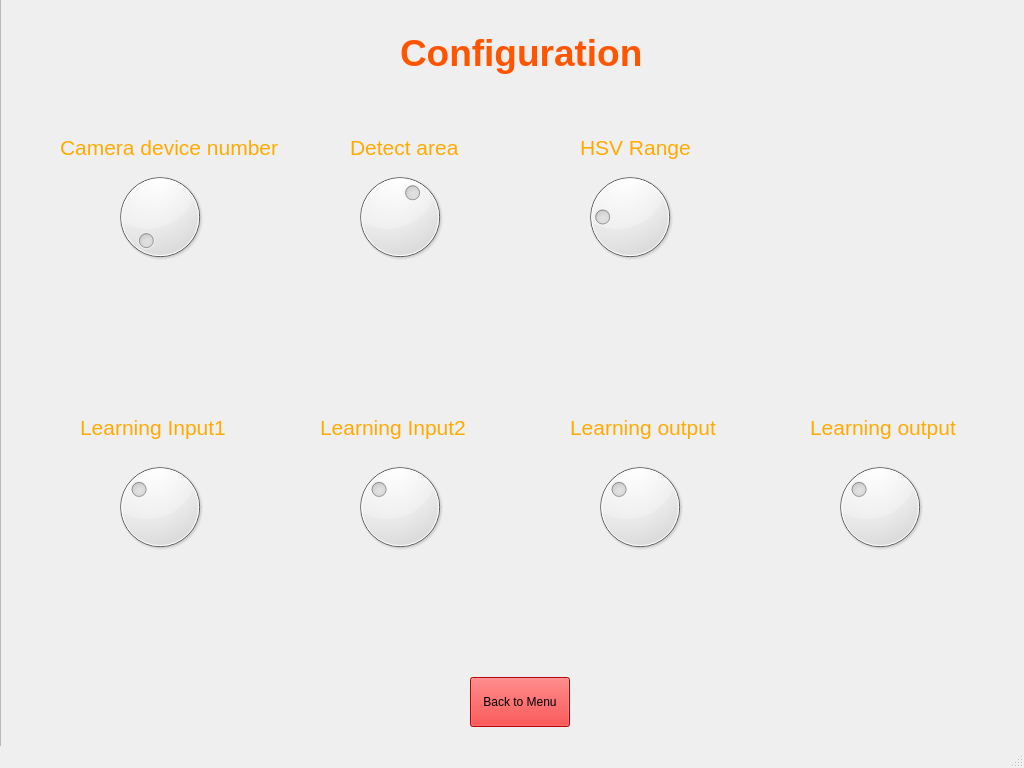
Above: Gui_Project/GuiLayout.ui from moosinyismyhappy/CN405-Craftsman before the change. Below: the same form after it.
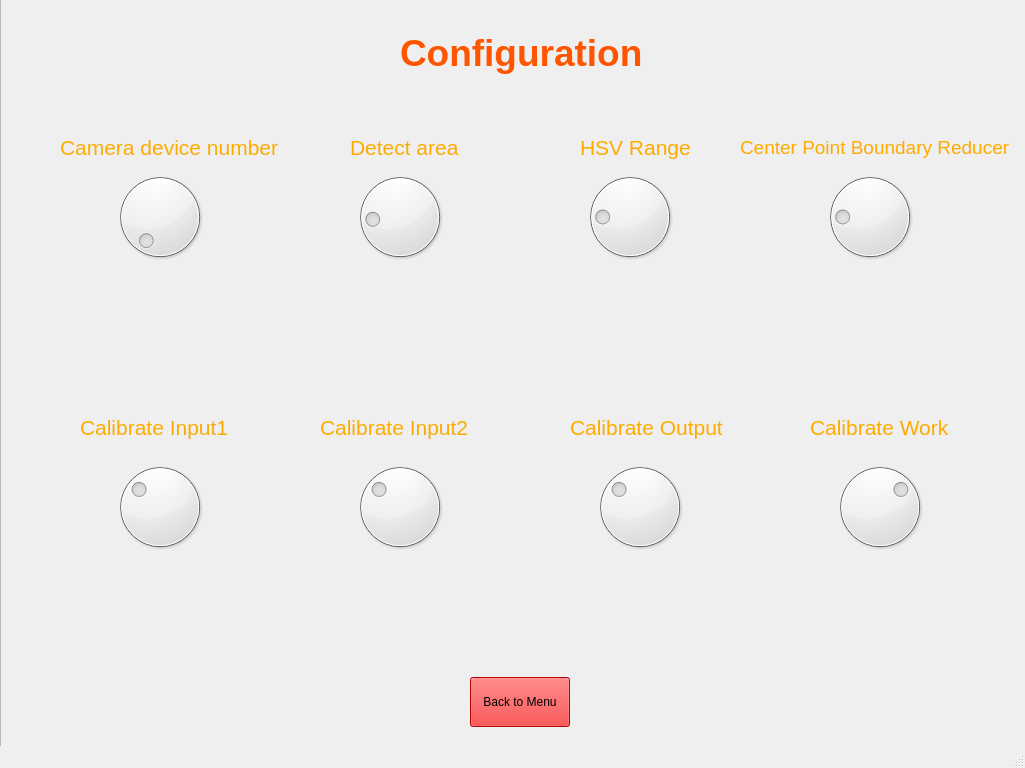
That is the form after the change. The open tabs and pages were chosen to show the change.

Patch:
```diff
--- a/Gui_Project/GuiLayout.ui
+++ b/Gui_Project/GuiLayout.ui
@@ -6,7 +6,7 @@
    <rect>
     <x>0</x>
     <y>0</y>
-    <width>1024</width>
+    <width>1025</width>
     <height>768</height>
    </rect>
   </property>
@@ -788,7 +788,7 @@
         <x>0</x>
         <y>0</y>
         <width>1031</width>
-        <height>751</height>
+        <height>768</height>
        </rect>
       </property>
       <property name="styleSheet">
@@ -903,7 +903,7 @@
 </string>
        </property>
        <property name="text">
-        <string>Learning Input1</string>
+        <string>Calibrate Input1</string>
        </property>
       </widget>
       <widget class="QDial" name="dial_camera_number">
@@ -938,7 +938,7 @@
         <number>5000</number>
        </property>
        <property name="value">
-        <number>3000</number>
+        <number>1000</number>
        </property>
       </widget>
       <widget class="QLabel" name="text_learning_input2">
@@ -959,7 +959,7 @@
         <string notr="true">color: rgb(255, 170, 0);</string>
        </property>
        <property name="text">
-        <string>Learning Input2</string>
+        <string>Calibrate Input2</string>
        </property>
       </widget>
       <widget class="QLabel" name="text_learning_output">
@@ -980,7 +980,7 @@
         <string notr="true">color: rgb(255, 170, 0);</string>
        </property>
        <property name="text">
-        <string>Learning output</string>
+        <string>Calibrate Output</string>
        </property>
       </widget>
       <widget class="QLabel" name="text_learning_work">
@@ -1001,7 +1001,7 @@
         <string notr="true">color: rgb(255, 170, 0);</string>
        </property>
        <property name="text">
-        <string>Learning output</string>
+        <string>Calibrate Work</string>
        </property>
       </widget>
       <widget class="QDial" name="dial_learning_input2">
@@ -1058,7 +1058,7 @@
         <number>20</number>
        </property>
        <property name="value">
-        <number>10</number>
+        <number>15</number>
        </property>
       </widget>
       <widget class="QLabel" name="text_dial_learning_input2">
@@ -1234,9 +1234,9 @@
       <widget class="QLabel" name="text_dial_hsv_range">
        <property name="geometry">
         <rect>
-         <x>620</x>
+         <x>610</x>
          <y>270</y>
-         <width>31</width>
+         <width>41</width>
          <height>41</height>
         </rect>
        </property>
@@ -1302,6 +1302,74 @@
         <string/>
        </property>
       </widget>
+      <widget class="QLabel" name="text_center_point_boundary">
+       <property name="geometry">
+        <rect>
+         <x>740</x>
+         <y>130</y>
+         <width>271</width>
+         <height>41</height>
+        </rect>
+       </property>
+       <property name="font">
+        <font>
+         <pointsize>14</pointsize>
+         <weight>50</weight>
+         <bold>false</bold>
+        </font>
+       </property>
+       <property name="styleSheet">
+        <string notr="true">color: rgb(255, 170, 0);</string>
+       </property>
+       <property name="text">
+        <string>Center Point Boundary Reducer</string>
+       </property>
+      </widget>
+      <widget class="QDial" name="dial_center_point_boundary">
+       <property name="geometry">
+        <rect>
+         <x>810</x>
+         <y>170</y>
+         <width>120</width>
+         <height>100</height>
+        </rect>
+       </property>
+       <property name="minimum">
+        <number>0</number>
+       </property>
+       <property name="maximum">
+        <number>50</number>
+       </property>
+       <property name="value">
+        <number>10</number>
+       </property>
+      </widget>
+      <widget class="QLabel" name="text_dial_center_point_boundary">
+       <property name="geometry">
+        <rect>
+         <x>860</x>
+         <y>270</y>
+         <width>31</width>
+         <height>41</height>
+        </rect>
+       </property>
+       <property name="font">
+        <font>
+         <family>Monaco</family>
+         <pointsize>16</pointsize>
+         <weight>50</weight>
+         <italic>false</italic>
+         <bold>false</bold>
+        </font>
+       </property>
+       <property name="styleSheet">
+        <string notr="true">color: rgb(255, 85, 0);
+font: 16pt &quot;Monaco&quot;;</string>
+       </property>
+       <property name="text">
+        <string/>
+       </property>
+      </widget>
      </widget>
     </widget>
    </widget>
```
Left out of the diff: 142 changed lines with no effect on the pictures.
